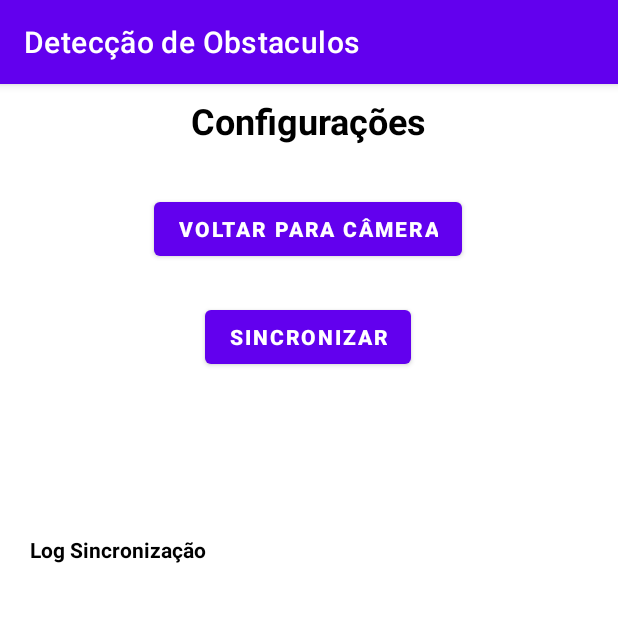
After one commit to brunocduran/obstacle-detection-mobile, an Android app: the Configuracoes screen opened directly, with no data from a screen before it, on a phone screen of 412 x 824 dp, the top half of it. The commit adds this screen. Run offline under Robolectric (Android 15) with nearby library versions, the phone set to English and light mode, and no system bars; our stand-ins replace Firebase (no records; nobody signed in at launch, a user with empty details on screens opened directly).

Commit message:
implementacao da sincronizacao para envio de imagens e recebimento do modelo treinado

```diff
--- a/app/src/main/AndroidManifest.xml
+++ b/app/src/main/AndroidManifest.xml
@@ -28,6 +28,7 @@
             <category android:name="android.intent.category.LAUNCHER"/>
         </intent-filter>
     </activity>
+    <activity android:name=".Configuracoes"></activity>
 </application>
 
     </manifest>
--- /dev/null
+++ b/app/src/main/java/br/com/projeto/iniciacaocientifica/FirebaseStorageHelper.java
@@ -0,0 +1,142 @@
+package br.com.projeto.iniciacaocientifica;
+import android.content.Context;
+import android.net.Uri;
+import android.util.Log;
+import android.widget.Toast;
+
+import com.google.firebase.FirebaseApp;
+import com.google.firebase.storage.FileDownloadTask;
+import com.google.firebase.storage.FirebaseStorage;
+import com.google.firebase.storage.StorageReference;
+import com.google.android.gms.tasks.OnFailureListener;
+import com.google.android.gms.tasks.OnSuccessListener;
+import com.google.firebase.storage.UploadTask;
+
+import java.io.File;
+
+public class FirebaseStorageHelper {
+
+    private FirebaseStorage storage;
+    private StorageReference storageRef;
+
+    // Atualize o construtor para receber o contexto
+    public FirebaseStorageHelper(Context context) {
+        // Inicializa o Firebase Storage após o Firebase ter sido inicializado
+        FirebaseApp.initializeApp(context);
+        storage = FirebaseStorage.getInstance();
+        storageRef = storage.getReference();
+    }
+
+    // Função para fazer o download do primeiro arquivo .tflite da pasta models
+    public void downloadFirstModelFile(Context context, final Runnable onSuccess, final OnFailureListener onFailure) {
+        // Referência ao diretório "models" no Firebase Storage
+        StorageReference modelsRef = storageRef.child("models/");
+
+        // Lista todos os arquivos no diretório "models"
+        modelsRef.listAll().addOnSuccessListener(listResult -> {
+            // Verifica se há arquivos no diretório
+            if (!listResult.getItems().isEmpty()) {
+                // Obtém a referência do primeiro arquivo
+                StorageReference modelFileRef = listResult.getItems().get(0);
+                String fileName = modelFileRef.getName();
+
+                // Diretório local onde o arquivo será salvo
+                File localFile = new File(context.getFilesDir(), "modelo/" + fileName);
+
+                // Baixar o arquivo do Firebase Storage
+                modelFileRef.getFile(localFile).addOnSuccessListener(new OnSuccessListener<FileDownloadTask.TaskSnapshot>() {
+                    @Override
+                    public void onSuccess(FileDownloadTask.TaskSnapshot taskSnapshot) {
+                        Log.d("FirebaseStorageHelper", "Modelo baixado e salvo com sucesso: " + fileName);
+                        onSuccess.run();
+                    }
+                }).addOnFailureListener(onFailure);
+            } else {
+                // Nenhum arquivo encontrado na pasta 'models'
+                Log.e("FirebaseStorageHelper", "Nenhum arquivo encontrado na pasta 'models'.");
+                onFailure.onFailure(new Exception("Nenhum arquivo encontrado na pasta 'models'."));
+            }
+        }).addOnFailureListener(onFailure);
+    }
+
+
+    // Função para fazer o upload de imagens da pasta "imagens"
+    public void uploadImagesFromDirectory(Context context, final Runnable onSuccess, final OnFailureListener onFailure, final Runnable onNoImagesFound) {
+        // Diretório local da pasta "imagens"
+        File imagesDir = new File(context.getFilesDir(), "imagens");
+
+        // Verifica se o diretório "imagens" existe e contém arquivos
+        if (imagesDir.exists() && imagesDir.isDirectory()) {
+            File[] imageFiles = imagesDir.listFiles(); // Lista os arquivos na pasta
+
+            if (imageFiles != null && imageFiles.length > 0) {
+                for (File imageFile : imageFiles) {
+                    if (imageFile.isFile()) {
+                        uploadSingleImage(imageFile, onSuccess, onFailure); // Faz o upload de cada imagem
+                    }
+                }
+            } else {
+                // Nenhuma imagem encontrada, chama o callback onNoImagesFound
+                Log.e("FirebaseStorageHelper", "Nenhuma imagem encontrada na pasta.");
+                onNoImagesFound.run();
+            }
+        } else {
+            // A pasta "imagens" não existe, chama o callback onNoImagesFound
+            Log.e("FirebaseStorageHelper", "A pasta 'imagens' não existe ou não é um diretório.");
+            onNoImagesFound.run();
+        }
+    }
+
+    // Função para fazer o upload de uma única imagem
+    private void uploadSingleImage(File imageFile, final Runnable onSuccess, final OnFailureListener onFailure) {
+        // Caminho no Firebase Storage para a pasta "imagens"
+        StorageReference imageRef = storageRef.child("imagens/" + imageFile.getName());
+
+        if (imageFile.exists()) {
+            imageRef.putFile(Uri.fromFile(imageFile))
+                    .addOnSuccessListener(new OnSuccessListener<UploadTask.TaskSnapshot>() {
+                        @Override
+                        public void onSuccess(UploadTask.TaskSnapshot taskSnapshot) {
+                            Log.d("FirebaseStorageHelper", "Imagem " + imageFile.getName() + " enviada com sucesso.");
+
+                            // Após o upload bem-sucedido, apaga a imagem localmente
+                            if (imageFile.delete()) {
+                                Log.d("FirebaseStorageHelper", "Imagem " + imageFile.getName() + " deletada com sucesso.");
+                            } else {
+                                Log.e("FirebaseStorageHelper", "Falha ao deletar a imagem " + imageFile.getName());
+                            }
+
+                            // Chama o callback de sucesso
+                            onSuccess.run();
+                        }
+                    })
+                    .addOnFailureListener(onFailure);
+        } else {
+            Log.e("FirebaseStorageHelper", "Arquivo " + imageFile.getName() + " não encontrado localmente.");
+        }
+    }
+
+    public void getModelFileNameStorage(final OnSuccessListener<String> onSuccess, final OnFailureListener onFailure) {
+        // Referência ao diretório "models" no Firebase Storage
+        StorageReference modelsRef = storageRef.child("models/");
+
+        // Lista todos os arquivos no diretório "models"
+        modelsRef.listAll().addOnSuccessListener(listResult -> {
+            // Verifica se há arquivos no diretório
+            if (!listResult.getItems().isEmpty()) {
+                // Obtém o nome do primeiro arquivo encontrado
+                StorageReference modelFileRef = listResult.getItems().get(0);
+                String fileName = modelFileRef.getName();
+                Log.d("FirebaseStorageHelper", "Arquivo encontrado no diretório 'models': " + fileName);
+
+                // Chama o callback de sucesso com o nome do arquivo
+                onSuccess.onSuccess(fileName);
+            } else {
+                Log.e("FirebaseStorageHelper", "Nenhum arquivo encontrado no diretório 'models'.");
+                onFailure.onFailure(new Exception("Nenhum arquivo encontrado no diretório 'models'."));
+            }
+        }).addOnFailureListener(onFailure);
+    }
+
+
+}
--- a/app/src/main/java/br/com/projeto/iniciacaocientifica/Sincronizacao.java
+++ /dev/null
@@ -1,5 +0,0 @@
-package br.com.projeto.iniciacaocientifica;
-
-public class Sincronizacao {
-    /*nova classe - sincronização*/
-}
--- /dev/null
+++ b/app/src/main/res/drawable/button_style.xml
@@ -0,0 +1,6 @@
+<?xml version="1.0" encoding="utf-8"?>
+<shape xmlns:android="http://schemas.android.com/apk/res/android">
+    <solid android:color="#D3D3D3"/> <!-- Cinza claro para o fundo -->
+    <stroke android:width="2dp" android:color="#000000"/> <!-- Borda preta com 2dp -->
+    <corners android:radius="4dp"/> <!-- Cantos levemente arredondados -->
+</shape>
--- /dev/null
+++ b/app/src/main/res/layout/activity_config.xml
@@ -0,0 +1,79 @@
+<?xml version="1.0" encoding="utf-8"?>
+<androidx.constraintlayout.widget.ConstraintLayout xmlns:android="http://schemas.android.com/apk/res/android"
+    xmlns:app="http://schemas.android.com/apk/res-auto"
+    xmlns:tools="http://schemas.android.com/tools"
+    android:layout_width="match_parent"
+    android:layout_height="match_parent"
+    android:gravity="center">
+
+    <TextView
+        android:id="@+id/id_text_config"
+        android:layout_width="wrap_content"
+        android:layout_height="wrap_content"
+        android:layout_marginTop="8dp"
+        android:text="Configurações"
+        android:textColor="?attr/colorOnPrimary"
+        android:textSize="24sp"
+        android:textStyle="bold"
+        app:layout_constraintEnd_toEndOf="parent"
+        app:layout_constraintStart_toStartOf="parent"
+        app:layout_constraintTop_toTopOf="parent" />
+
+    <!-- ScrollView para exibir logs de forma que o usuário possa rolar -->
+
+    <Button
+        android:id="@+id/btn_voltar"
+        android:layout_width="wrap_content"
+        android:layout_height="wrap_content"
+        android:layout_marginTop="32dp"
+        android:text="Voltar para Câmera"
+        android:textColor="#FFFFFF"
+        android:textStyle="bold"
+        app:layout_constraintEnd_toEndOf="parent"
+        app:layout_constraintHorizontal_bias="0.497"
+        app:layout_constraintStart_toStartOf="parent"
+        app:layout_constraintTop_toBottomOf="@+id/id_text_config" />
+
+    <Button
+        android:id="@+id/btn_sincronizar"
+        android:layout_width="wrap_content"
+        android:layout_height="wrap_content"
+        android:layout_marginTop="24dp"
+        android:text="Sincronizar"
+        android:textColor="#FFFFFF"
+        android:textStyle="bold"
+        app:layout_constraintEnd_toEndOf="parent"
+        app:layout_constraintHorizontal_bias="0.498"
+        app:layout_constraintStart_toStartOf="parent"
+        app:layout_constraintTop_toBottomOf="@+id/btn_voltar" />
+
+    <ScrollView
+        android:id="@+id/scroll_view_log"
+        android:layout_width="0dp"
+        android:layout_height="380dp"
+        android:layout_marginTop="24dp"
+        android:scrollbarStyle="insideInset"
+        app:layout_constraintBottom_toBottomOf="parent"
+        app:layout_constraintEnd_toEndOf="parent"
+        app:layout_constraintStart_toStartOf="parent"
+        app:layout_constraintTop_toBottomOf="@+id/btn_sincronizar"
+        app:layout_constraintVertical_bias="0.49">
+
+        <LinearLayout
+            android:layout_width="match_parent"
+            android:layout_height="wrap_content"
+            android:orientation="vertical">
+
+            <TextView
+                android:id="@+id/log_text_view"
+                android:layout_width="match_parent"
+                android:layout_height="match_parent"
+                android:layout_marginLeft="20dp"
+                android:text="Log Sincronização"
+                android:textColor="?attr/colorOnPrimary"
+                android:textSize="14sp"
+                android:textStyle="bold" />
+        </LinearLayout>
+    </ScrollView>
+
+</androidx.constraintlayout.widget.ConstraintLayout>
--- a/app/src/main/res/values-night/themes.xml
+++ b/app/src/main/res/values-night/themes.xml
@@ -4,7 +4,7 @@
         <!-- Primary brand color. -->
         <item name="colorPrimary">@color/purple_200</item>
         <item name="colorPrimaryVariant">@color/purple_700</item>
-        <item name="colorOnPrimary">@color/black</item>
+        <item name="colorOnPrimary">@color/white</item>
         <!-- Secondary brand color. -->
         <item name="colorSecondary">@color/teal_200</item>
         <item name="colorSecondaryVariant">@color/teal_200</item>
--- a/app/src/main/res/values/themes.xml
+++ b/app/src/main/res/values/themes.xml
@@ -4,7 +4,7 @@
         <!-- Primary brand color. -->
         <item name="colorPrimary">@color/purple_500</item>
         <item name="colorPrimaryVariant">@color/purple_700</item>
-        <item name="colorOnPrimary">@color/white</item>
+        <item name="colorOnPrimary">@color/black</item>
         <!-- Secondary brand color. -->
         <item name="colorSecondary">@color/teal_200</item>
         <item name="colorSecondaryVariant">@color/teal_700</item>
--- a/build.gradle
+++ b/build.gradle
@@ -2,6 +2,7 @@
 plugins {
     id 'com.android.application' version '7.3.1' apply false
     id 'com.android.library' version '7.3.1' apply false
+    id 'com.google.gms.google-services' version '4.3.15' apply false  // Atualize para uma versão mais recente
 }
 
 task clean(type: Delete) {
```
Also changed, not shown: app/build.gradle (+17 -2 lines), app/src/main/java/br/com/projeto/iniciacaocientifica/Configuracoes.java (added, +222 -0 lines), app/src/main/java/br/com/projeto/iniciacaocientifica/DirectoryHelper.java (added, +62 -0 lines), app/src/main/java/br/com/projeto/iniciacaocientifica/MainActivity.java (+19 -8 lines), app/src/main/res/layout/activity_main.xml (+15 -1 lines), 1 other file. Lines whose indentation alone changed are shown as unchanged.
